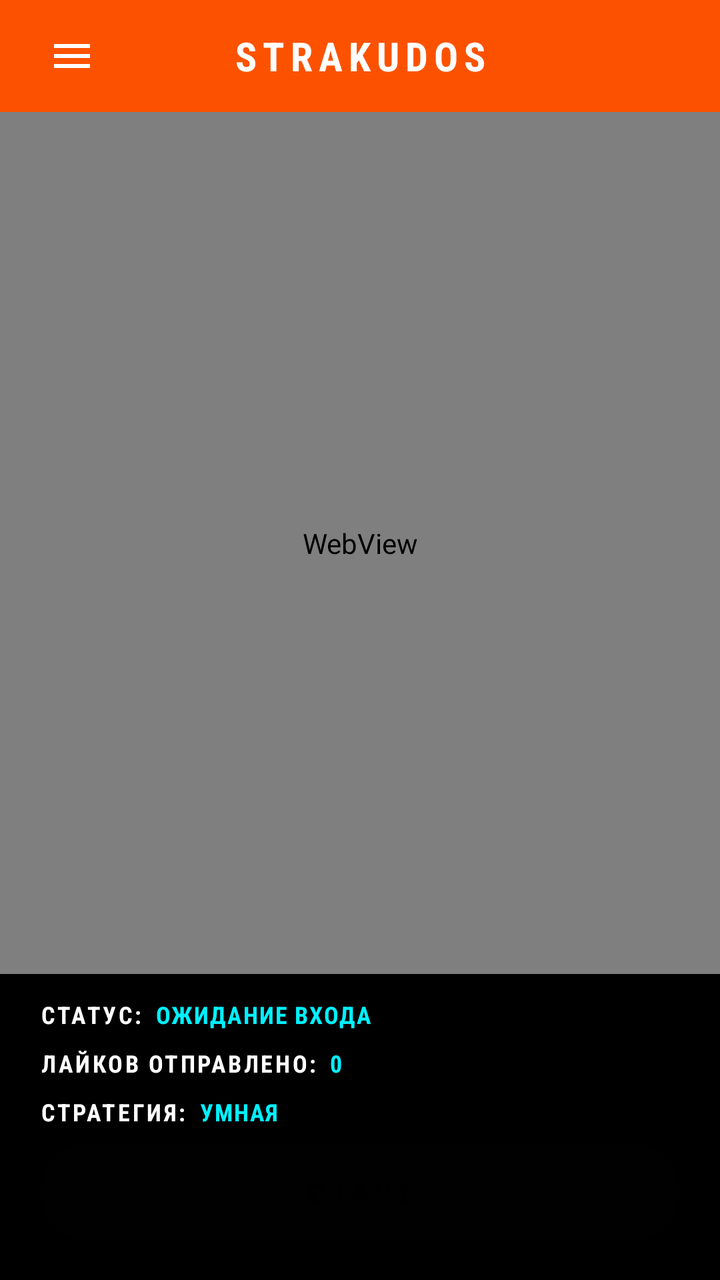
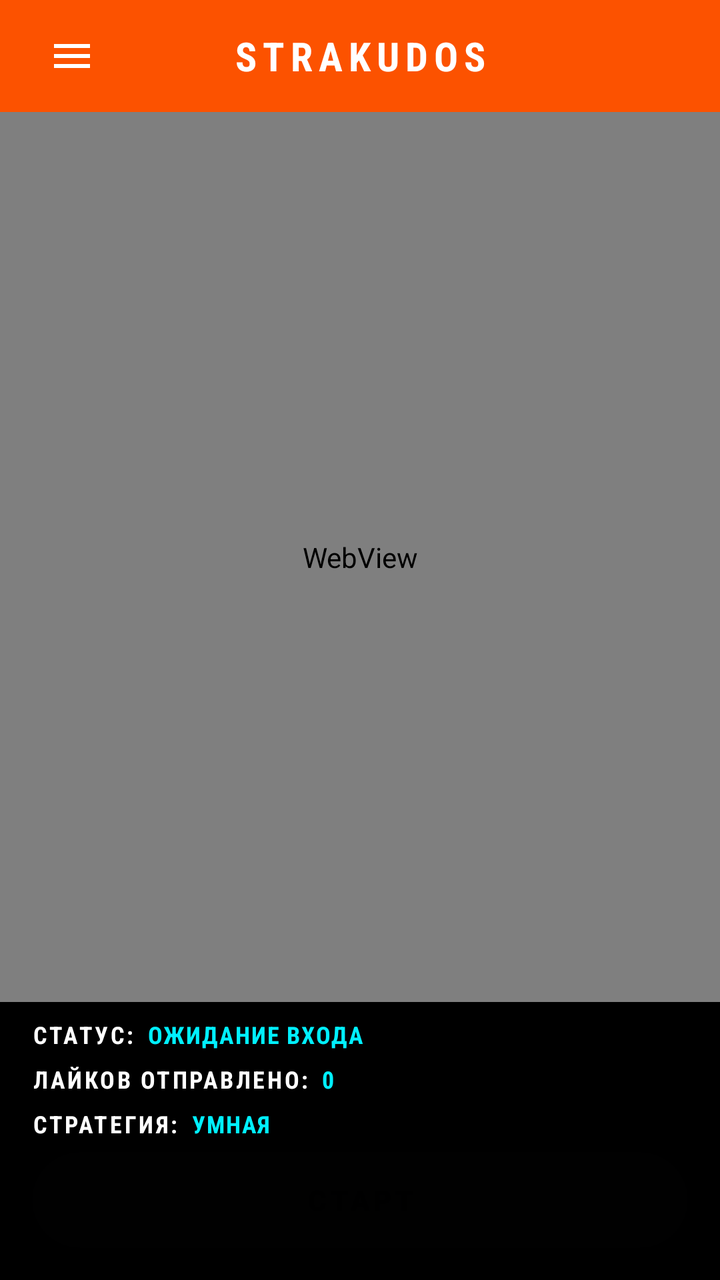

Before-and-after screenshots of an Android layout around one commit, followed by the original layout XML and the change that was made.
<!-- AndroidManifest.xml: application theme Theme.StravaKudos -->
<!-- res/layout/activity_main.xml -->
<?xml version="1.0" encoding="utf-8"?>
<androidx.drawerlayout.widget.DrawerLayout
    xmlns:android="http://schemas.android.com/apk/res/android"
    xmlns:app="http://schemas.android.com/apk/res-auto"
    android:id="@+id/drawerLayout"
    android:layout_width="match_parent"
    android:layout_height="match_parent"
    android:background="#000000">

    
    <LinearLayout
        android:layout_width="match_parent"
        android:layout_height="match_parent"
        android:orientation="vertical"
        android:background="#000000">

        
        <LinearLayout
            android:layout_width="match_parent"
            android:layout_height="56dp"
            android:orientation="horizontal"
            android:gravity="center_vertical"
            android:background="#FC5200"
            android:paddingStart="16dp"
            android:paddingEnd="16dp">

            <ImageButton
                android:id="@+id/btnMenu"
                android:layout_width="40dp"
                android:layout_height="40dp"
                android:background="?android:attr/selectableItemBackgroundBorderless"
                android:src="@drawable/ic_menu"
                android:tint="#FFFFFF"
                android:padding="8dp" />

            <TextView
                android:layout_width="0dp"
                android:layout_height="wrap_content"
                android:layout_weight="1"
                android:text="STRAKUDOS"
                android:textColor="#FFFFFF"
                android:textStyle="bold"
                android:textSize="20sp"
                android:gravity="center"
                android:fontFamily="sans-serif-condensed"
                android:letterSpacing="0.15" />

            <View
                android:layout_width="40dp"
                android:layout_height="40dp" />
        </LinearLayout>

        
        <LinearLayout
            android:layout_width="match_parent"
            android:layout_height="0dp"
            android:layout_weight="1"
            android:orientation="vertical">

        
        <FrameLayout
            android:layout_width="match_parent"
            android:layout_height="0dp"
            android:layout_weight="1">

            <android.webkit.WebView
                android:id="@+id/webView"
                android:layout_width="match_parent"
                android:layout_height="match_parent" />

            <View
                android:id="@+id/touchOverlay"
                android:layout_width="match_parent"
                android:layout_height="match_parent"
                android:background="#2200F0FF"
                android:visibility="gone"
                android:clickable="true"
                android:focusable="true" />
        </FrameLayout>

        
        <LinearLayout
            android:layout_width="match_parent"
            android:layout_height="wrap_content"
            android:orientation="vertical"
            android:layout_marginStart="8dp"
            android:layout_marginEnd="8dp"
            android:layout_marginBottom="8dp"
            android:padding="12dp">

            
            <LinearLayout
                android:layout_width="match_parent"
                android:layout_height="wrap_content"
                android:orientation="horizontal"
                android:gravity="center_vertical"
                android:layout_marginBottom="8dp">

                <TextView
                    android:layout_width="wrap_content"
                    android:layout_height="wrap_content"
                    android:text="СТАТУС:"
                    android:textColor="#FFFFFF"
                    android:textStyle="bold"
                    android:fontFamily="sans-serif-condensed"
                    android:textSize="12sp"
                    android:letterSpacing="0.1" />

                <TextView
                    android:id="@+id/tvStatus"
                    android:layout_width="0dp"
                    android:layout_height="wrap_content"
                    android:layout_weight="1"
                    android:layout_marginStart="6dp"
                    android:text="ОЖИДАНИЕ ВХОДА"
                    android:textColor="#00F0FF"
                    android:textStyle="bold"
                    android:fontFamily="sans-serif-condensed"
                    android:textSize="12sp"
                    android:letterSpacing="0.05" />
            </LinearLayout>

            
            <LinearLayout
                android:layout_width="match_parent"
                android:layout_height="wrap_content"
                android:orientation="horizontal"
                android:gravity="center_vertical"
                android:layout_marginBottom="8dp">

                <TextView
                    android:layout_width="wrap_content"
                    android:layout_height="wrap_content"
                    android:text="ЛАЙКОВ ОТПРАВЛЕНО:"
                    android:textColor="#FFFFFF"
                    android:textStyle="bold"
                    android:fontFamily="sans-serif-condensed"
                    android:textSize="12sp"
                    android:letterSpacing="0.1" />

                <TextView
                    android:id="@+id/tvStats"
                    android:layout_width="0dp"
                    android:layout_height="wrap_content"
                    android:layout_weight="1"
                    android:layout_marginStart="6dp"
                    android:text="0"
                    android:textColor="#00F0FF"
                    android:textStyle="bold"
                    android:fontFamily="sans-serif-condensed"
                    android:textSize="12sp"
                    android:letterSpacing="0.05" />
            </LinearLayout>

            
            <LinearLayout
                android:layout_width="match_parent"
                android:layout_height="wrap_content"
                android:orientation="horizontal"
                android:gravity="center_vertical"
                android:layout_marginBottom="8dp">

                <TextView
                    android:layout_width="wrap_content"
                    android:layout_height="wrap_content"
                    android:text="СТРАТЕГИЯ:"
                    android:textColor="#FFFFFF"
                    android:textStyle="bold"
                    android:fontFamily="sans-serif-condensed"
                    android:textSize="12sp"
                    android:letterSpacing="0.1" />

                <TextView
                    android:id="@+id/tvStrategy"
                    android:layout_width="0dp"
                    android:layout_height="wrap_content"
                    android:layout_weight="1"
                    android:layout_marginStart="6dp"
                    android:text="УМНАЯ"
                    android:textColor="#00F0FF"
                    android:textStyle="bold"
                    android:fontFamily="sans-serif-condensed"
                    android:textSize="12sp"
                    android:letterSpacing="0.05" />
            </LinearLayout>

            
            <Button
                android:id="@+id/btnToggle"
                android:layout_width="match_parent"
                android:layout_height="48dp"
                android:background="@drawable/btn_primary_bg"
                android:enabled="false"
                android:alpha="0.4"
                android:text="СТАРТ"
                android:textColor="#000000"
                android:textStyle="bold"
                android:textSize="14sp"
                android:letterSpacing="0.15"
                android:padding="0dp" />
        </LinearLayout>
        </LinearLayout>
    </LinearLayout>

    
    <com.google.android.material.navigation.NavigationView
        android:id="@+id/navigationView"
        android:layout_width="280dp"
        android:layout_height="match_parent"
        android:layout_gravity="start"
        android:background="#0A0A0A"
        app:itemTextColor="#FFFFFF"
        app:itemIconTint="#FFFFFF"
        app:itemTextAppearance="@style/NavMenuText"
        app:headerLayout="@layout/nav_header"
        app:menu="@menu/nav_menu" />

</androidx.drawerlayout.widget.DrawerLayout>
<!-- res/layout/nav_header.xml (included above) -->
<?xml version="1.0" encoding="utf-8"?>
<LinearLayout xmlns:android="http://schemas.android.com/apk/res/android"
    android:layout_width="match_parent"
    android:layout_height="wrap_content"
    android:background="#0A0A0A"
    android:orientation="vertical"
    android:padding="24dp">

    <TextView
        android:layout_width="match_parent"
        android:layout_height="wrap_content"
        android:text="STRAKUDOS"
        android:textColor="#00F0FF"
        android:textStyle="bold"
        android:textSize="24sp"
        android:fontFamily="sans-serif-condensed"
        android:letterSpacing="0.15" />

    <TextView
        android:layout_width="match_parent"
        android:layout_height="wrap_content"
        android:layout_marginTop="4dp"
        android:text="Автоматизация лайков Strava"
        android:textColor="#88FFFFFF"
        android:textSize="12sp"
        android:fontFamily="sans-serif-condensed" />

    <View
        android:layout_width="match_parent"
        android:layout_height="1dp"
        android:layout_marginTop="16dp"
        android:background="#33FFFFFF" />

</LinearLayout>
<!-- resources referenced by this layout -->
<resources>
  <!-- drawable btn_primary_bg (drawable) -->
  <?xml version="1.0" encoding="utf-8"?>
  <selector xmlns:android="http://schemas.android.com/apk/res/android">
      <item android:state_enabled="false">
          <shape android:shape="rectangle">
              <solid android:color="#444444" />
              <corners android:radius="9999dp" />
          </shape>
      </item>
      <item android:state_pressed="true">
          <shape android:shape="rectangle">
              <solid android:color="#00D0E0" /> 
              <corners android:radius="9999dp" />
          </shape>
      </item>
      <item>
          <shape android:shape="rectangle">
              <solid android:color="#FFFFFF" /> 
              <corners android:radius="9999dp" />
              <stroke
                  android:width="1dp"
                  android:color="#00F0FF" /> 
          </shape>
      </item>
  </selector>
  <!-- drawable ic_menu (drawable) -->
  <?xml version="1.0" encoding="utf-8"?>
  <vector xmlns:android="http://schemas.android.com/apk/res/android"
      android:width="24dp"
      android:height="24dp"
      android:viewportWidth="24"
      android:viewportHeight="24">
      <path
          android:fillColor="#FFFFFF"
          android:pathData="M3,18h18v-2L3,16v2zM3,13h18v-2L3,11v2zM3,6v2h18L21,6L3,6z" />
  </vector>
  <style name="NavMenuText" parent="TextAppearance.Material3.BodyLarge">
          <item name="android:textSize">16sp</item>
          <item name="android:textColor">#FFFFFF</item>
      </style>
  <style name="Theme.StravaKudos" parent="Theme.Material3.DayNight.NoActionBar">
          <item name="colorPrimary">#FC5200</item>
          <item name="colorSecondary">#E64A19</item>
          <item name="android:statusBarColor">#FC5200</item>
      </style>
</resources>

<!-- the commit's change to res/layout/activity_main.xml (unified diff, before → after) -->
@@ -86,7 +86,7 @@
             android:layout_marginStart="8dp"
             android:layout_marginEnd="8dp"
             android:layout_marginBottom="8dp"
-            android:padding="12dp">
+            android:padding="8dp">
 
             
             <LinearLayout
@@ -94,7 +94,7 @@
                 android:layout_height="wrap_content"
                 android:orientation="horizontal"
                 android:gravity="center_vertical"
-                android:layout_marginBottom="8dp">
+                android:layout_marginBottom="6dp">
 
                 <TextView
                     android:layout_width="wrap_content"
@@ -126,7 +126,7 @@
                 android:layout_height="wrap_content"
                 android:orientation="horizontal"
                 android:gravity="center_vertical"
-                android:layout_marginBottom="8dp">
+                android:layout_marginBottom="6dp">
 
                 <TextView
                     android:layout_width="wrap_content"
@@ -158,7 +158,7 @@
                 android:layout_height="wrap_content"
                 android:orientation="horizontal"
                 android:gravity="center_vertical"
-                android:layout_marginBottom="8dp">
+                android:layout_marginBottom="6dp">
 
                 <TextView
                     android:layout_width="wrap_content"
